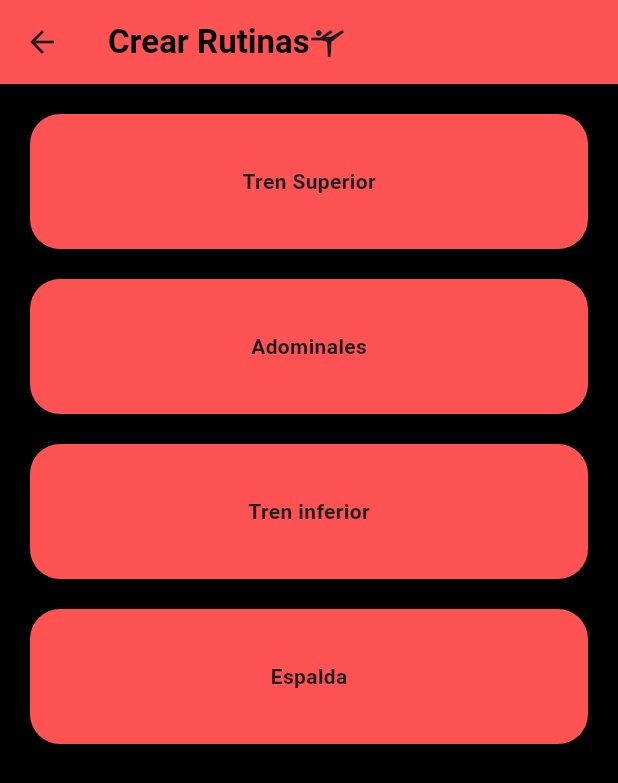
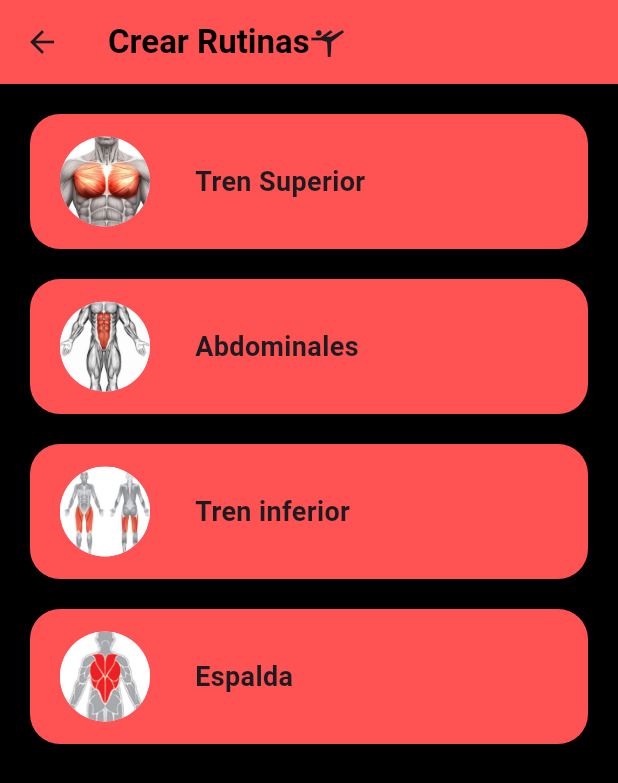
Before and after one commit to WilmerH1506/LiftApp, a Flutter app: the CrearRutinasPage screen opened directly with empty values, on a phone screen of 412 x 824 dp. Shown: the top 783 px of the screen. Run offline on Flutter 3.47's test engine with Material 3 defaults, Android fonts, the phone set to English and light mode, and no system bars; our stand-ins replace cloud_firestore, firebase_core; accounts and stored records are empty.

Commit message:
Assets crear rutinas V0.5

```diff
--- a/lift_app/lib/Pantallas/Ejercicios/tren_superior.dart/Triceps/menu_superior.dart
+++ b/lift_app/lib/Pantallas/Ejercicios/tren_superior.dart/Triceps/menu_superior.dart
@@ -44,7 +44,7 @@ class TrenSuperior extends StatelessWidget {
               padding:  EdgeInsets.only(top: 20),
             ),
             Board(
-               titulo: "Extension De Triceps Con Polea",
+               titulo: "Extension con Polea",
                 ontap: (){
                   Navigator.pushReplacementNamed(context, MyRoutes.extension_polea.name , arguments: user);
                 }
@@ -52,7 +52,7 @@ class TrenSuperior extends StatelessWidget {
             const Padding(padding:  EdgeInsets.only(top: 20),
             ),
             Board(
-            titulo: "Extension De Triceps Con Barra",
+            titulo: "Extension con Barra",
             ontap: (){
             Navigator.pushReplacementNamed(context, MyRoutes.extension_barra.name , arguments: user);
 
@@ -69,7 +69,7 @@ class TrenSuperior extends StatelessWidget {
               const Padding(padding:  EdgeInsets.only(top: 20),
             ),
             Board(
-              titulo: "Extension De Triceps Sobre La Cabeza",
+              titulo: "Extension Sobre La Cabeza",
               ontap: (){
               Navigator.pushReplacementNamed(context, MyRoutes.sobrecabeza.name , arguments: user);
               }
--- a/lift_app/lib/Pantallas/crear_rutinas.dart
+++ b/lift_app/lib/Pantallas/crear_rutinas.dart
@@ -36,15 +36,18 @@ class CrearRutinasPage extends StatelessWidget {
                ontap: (){
                 Navigator.pushReplacementNamed(context, MyRoutes.menu_torso.name , arguments: user);
 
-               },),
+               },
+               imagen: Image.asset('Assets/Superior.png'),
+               ),
            const  Padding(
               padding:  EdgeInsets.only(top: 20),
             ),
             Board(
-               titulo: "Adominales",
+               titulo: "Abdominales",
                 ontap: (){
                   Navigator.pushReplacementNamed(context, MyRoutes.abdominales.name , arguments: user);
-                }
+                },
+                imagen: Image.asset('Assets/Abs.png'),
                ),
             const Padding(padding:  EdgeInsets.only(top: 20),
             ),
@@ -52,7 +55,8 @@ class CrearRutinasPage extends StatelessWidget {
             titulo: "Tren inferior",
             ontap: (){
               Navigator.pushReplacementNamed(context, MyRoutes.menu_inferior.name,arguments: user);
-            }
+            },
+            imagen: Image.asset('Assets/Inferior.png'),
             ),
             const Padding(padding:  EdgeInsets.only(top: 20),
             ),
@@ -60,7 +64,8 @@ class CrearRutinasPage extends StatelessWidget {
               titulo: "Espalda",
               ontap: (){
               Navigator.pushReplacementNamed(context, MyRoutes.menu_espalda.name , arguments: user);
-              }
+              },
+              imagen: Image.asset('Assets/Espalda.png'),
               ),
 
           ],
--- a/lift_app/lib/Widgets/board.dart
+++ b/lift_app/lib/Widgets/board.dart
@@ -1,10 +1,11 @@
 import 'package:flutter/material.dart';
 
 class Board extends StatelessWidget {
-  const Board({super.key,required this.titulo, this.ontap});
+  const Board({super.key,required this.titulo, this.ontap, this.imagen});
 
   final String titulo;
   final Function? ontap;
+  final Image? imagen;
   @override
   Widget build(BuildContext context) {
     return InkWell(
@@ -17,7 +18,24 @@ class Board extends StatelessWidget {
               height: 90,
               alignment: Alignment.center,
               margin: const EdgeInsets.only(right: 20, left: 20),
-              child: Text(titulo, style: const TextStyle(fontWeight: FontWeight.bold),),
+              child: Row(
+                children: [
+                  if (imagen != null)
+                  Padding(
+                padding: const EdgeInsets.only(left: 20),
+                child:
+                      CircleAvatar(
+                        backgroundImage: imagen?.image,
+                        radius: 30,
+                      )
+                  ),
+                   const SizedBox(width: 30,),
+                   Text(
+                          titulo,
+                          style: const TextStyle(fontSize: 18,fontWeight: FontWeight.bold),
+                      ),
+                ],
+              ),
       ),
     );
   }
--- a/lift_app/pubspec.yaml
+++ b/lift_app/pubspec.yaml
@@ -63,9 +63,7 @@ flutter:
   # To add assets to your application, add an assets section, like this:
 
   assets:
-   - Assets/mas.png
-   - Assets/pesa.png
-   - Assets/usuario.png
+   - Assets/
   # assets:
   #   - images/a_dot_burr.jpeg
   #   - images/a_dot_ham.jpeg
```
Also changed, not shown: lift_app/lib/Pantallas/Ejercicios/Espalda/menu_espalda.dart (+12 -9 lines), lift_app/lib/Pantallas/Ejercicios/Tren Inferior/menu_inferior.dart (+11 -6 lines), lift_app/Assets/Abductores.png (added), lift_app/Assets/Abs.png (added), lift_app/Assets/Cuadriceps.png (added), lift_app/Assets/Espalda.png (added), lift_app/Assets/Femorales.png (added), lift_app/Assets/Gluteos.png (added), lift_app/Assets/Inferior.png (added), lift_app/Assets/JalonEsp.png (added), lift_app/Assets/Jalones.png (added), lift_app/Assets/Pantorillas.png (added), lift_app/Assets/Pullups.png (added), lift_app/Assets/Remos.png (added), 3 more files.
